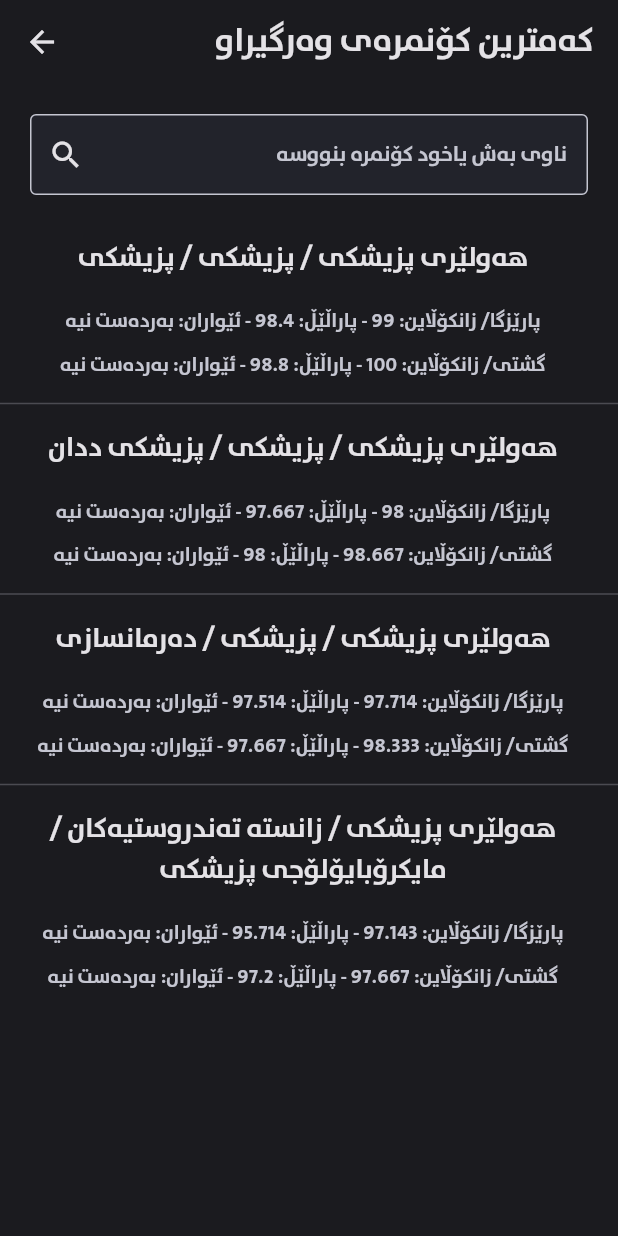
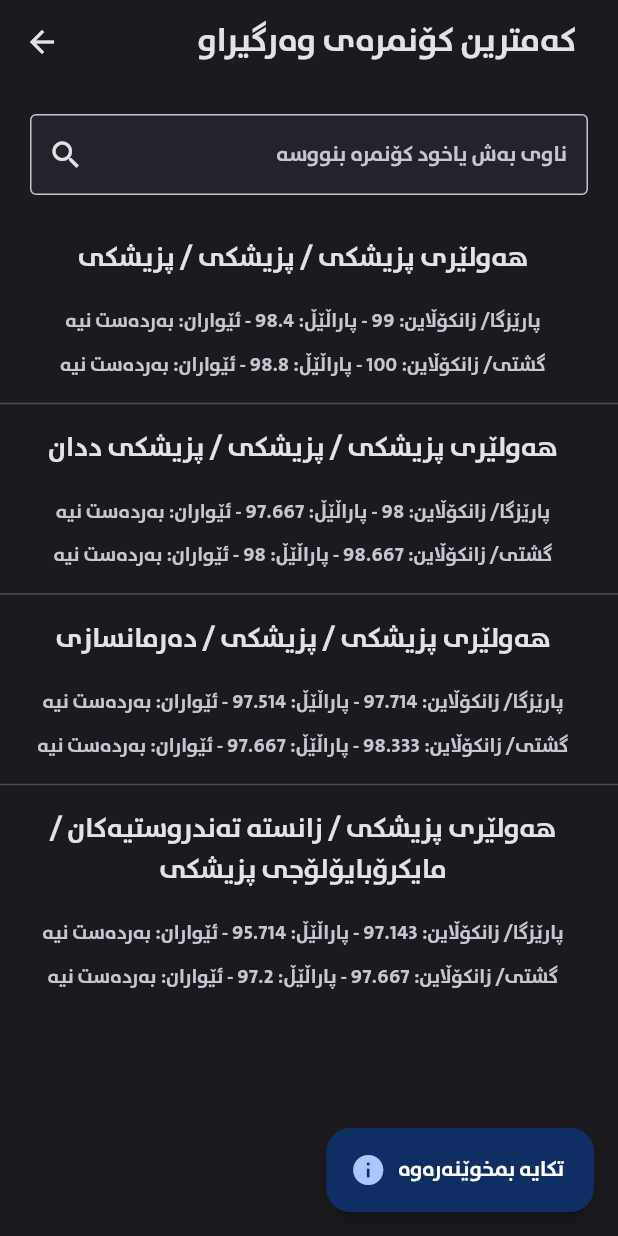
Before and after one commit to akar-jaza/bashakam_konmra_project-Local-Database-Edition, a Flutter app: the screen it shows after launch, after a tap on "کەمترین کۆنمرە", on a phone screen of 412 x 824 dp. Run offline on Flutter 3.47's test engine with Material 2 defaults, Android fonts, the phone set to English and light mode, and no system bars; our stand-ins replace connectivity, csv, flutter_svg, hive, hive_flutter; accounts and stored records are empty.

Commit message:
Floating action button added

```diff
--- a/lib/Screens/home_page.dart
+++ b/lib/Screens/home_page.dart
@@ -4,7 +4,7 @@ import 'package:flutter/material.dart';
 import 'package:flutter_svg/flutter_svg.dart';
 import '../components/my_card.dart';
 import '../components/my_homepage_appbar.dart';
-import '../constantes/systemUi_overlay_helper.dart';
+import '../helpers/systemUi_overlay_helper.dart';
 
 class HomePage extends StatefulWidget {
   const HomePage({super.key});
--- a/lib/Screens/kamtrin_konmra/kamtrin_konmra_page.dart
+++ b/lib/Screens/kamtrin_konmra/kamtrin_konmra_page.dart
@@ -1,4 +1,6 @@
 // ignore_for_file: avoid_print
+
+import 'dart:io';
 
 import 'package:bashakam_barawzanko/components/my_textfiled.dart';
 import 'package:flutter/cupertino.dart';
@@ -8,7 +10,6 @@ import 'package:connectivity/connectivity.dart';
 import '../../constantes/them_colors.dart';
 import '../../components/my_appbar.dart';
 import '../../components/my_show_dialog.dart';
-import '../../Models/department_data.dart';
 import '../../helpers/hive_helper.dart';
 import '../../widgets/konmra_list_item.dart';
 
@@ -76,13 +77,13 @@ class _KamtrinKonmraState extends State<KamtrinKonmra> {
           departments.map((data) => data['p_zankoline'] as String).toList();
       pParallel =
           departments.map((data) => data['p_parallel'] as String).toList();
-      // pEwaran = departments.map((data) => data['p_ewaran'] as String).toList();
+      pEwaran = departments.map((data) => data['p_ewaran'] as String).toList();
 
       gZankoline =
           departments.map((data) => data['g_zankoline'] as String).toList();
       gParallel =
           departments.map((data) => data['g_parallel'] as String).toList();
-      // gEwaran = departments.map((data) => data['g_ewaran'] as String).toList();
+      gEwaran = departments.map((data) => data['g_ewaran'] as String).toList();
 
       setState(() {
         filteredDepartmentName = List.from(departmentName);
@@ -126,12 +127,15 @@ class _KamtrinKonmraState extends State<KamtrinKonmra> {
 
   @override
   Widget build(BuildContext context) {
-    print(collage);
     return GestureDetector(
       onTap: () => FocusManager.instance.primaryFocus?.unfocus(),
       child: Scaffold(
         backgroundColor: ThemeColors.kBodyColor,
-        appBar: const MyAppBar(text: 'کەمترین کۆنمرەی وەرگیراو'),
+        appBar: const MyAppBar(
+          text: 'کەمترین کۆنمرەی وەرگیراو',
+          // cupertinoIconData: CupertinoIcons.info_circle_fill,
+          // materialIconData: Icons.info,
+        ),
         body: Column(
           children: [
             Padding(
@@ -164,6 +168,20 @@ class _KamtrinKonmraState extends State<KamtrinKonmra> {
             ),
           ],
         ),
+        floatingActionButton: FloatingActionButton.extended(
+          backgroundColor: ThemeColors.kBoldBlueTextColor,
+          onPressed: () {},
+          icon: Platform.isIOS
+              ? const Icon(
+                  CupertinoIcons.info_circle_fill,
+                  color: ThemeColors.kWhiteTextColor,
+                )
+              : const Icon(
+                  Icons.info,
+                  color: ThemeColors.kblueColor,
+                ),
+          label: const Text('تکایە بمخوێنەرەوە'),
+        ),
       ),
     );
   }
--- a/lib/components/my_appbar.dart
+++ b/lib/components/my_appbar.dart
@@ -4,13 +4,16 @@ import 'package:bashakam_barawzanko/constantes/them_colors.dart';
 import 'package:flutter/cupertino.dart';
 import 'package:flutter/material.dart';
 
-
 class MyAppBar extends StatelessWidget implements PreferredSizeWidget {
   const MyAppBar({
     required this.text,
+    this.cupertinoIconData,
+    this.materialIconData,
     super.key,
   });
   final String text;
+  final IconData? cupertinoIconData;
+  final IconData? materialIconData;
   @override
   Size get preferredSize => const Size.fromHeight(kToolbarHeight);
 
@@ -33,12 +36,34 @@ class MyAppBar extends StatelessWidget implements PreferredSizeWidget {
                 Navigator.pop(context);
               },
             ),
-      title: Align(
-        alignment: Alignment.centerRight,
-        child: Text(
-          text,
-          style: const TextStyle(color: ThemeColors.kWhiteTextColor),
-        ),
+      title: Row(
+        mainAxisAlignment: MainAxisAlignment.end,
+        children: [
+          Platform.isIOS
+              ? CupertinoButton(
+                  onPressed: () {},
+                  child: Icon(
+                    cupertinoIconData,
+                    color: ThemeColors.kblueColor,
+                  ),
+                )
+              : IconButton(
+                  icon: Icon(
+                    materialIconData,
+                    color: ThemeColors.kblueColor,
+                  ),
+                  onPressed: () {},
+                ),
+          Expanded(
+            child: FittedBox(
+              fit: BoxFit.scaleDown,
+              child: Text(
+                text,
+                style: const TextStyle(color: ThemeColors.kWhiteTextColor),
+              ),
+            ),
+          ),
+        ],
       ),
     );
   }
--- a/lib/components/my_show_dialog.dart
+++ b/lib/components/my_show_dialog.dart
@@ -28,7 +28,7 @@ class ConnectionDialog extends StatelessWidget {
     } else {
       return AlertDialog(
         title: const Text('Network Connection Required'),
-        content: Text(string),
+        content: const Text('Please connect to a network and try again.'),
         actions: <Widget>[
           TextButton(
             child: const Text(
```
Also changed, not shown: lib/API/fetch_all_cities.dart (deleted, +0 -23 lines), lib/API/fetch_department_names.dart (deleted, +0 -14 lines), lib/helpers/systemUi_overlay_helper.dart (renamed from lib/constantes/systemUi_overlay_helper.dart).
